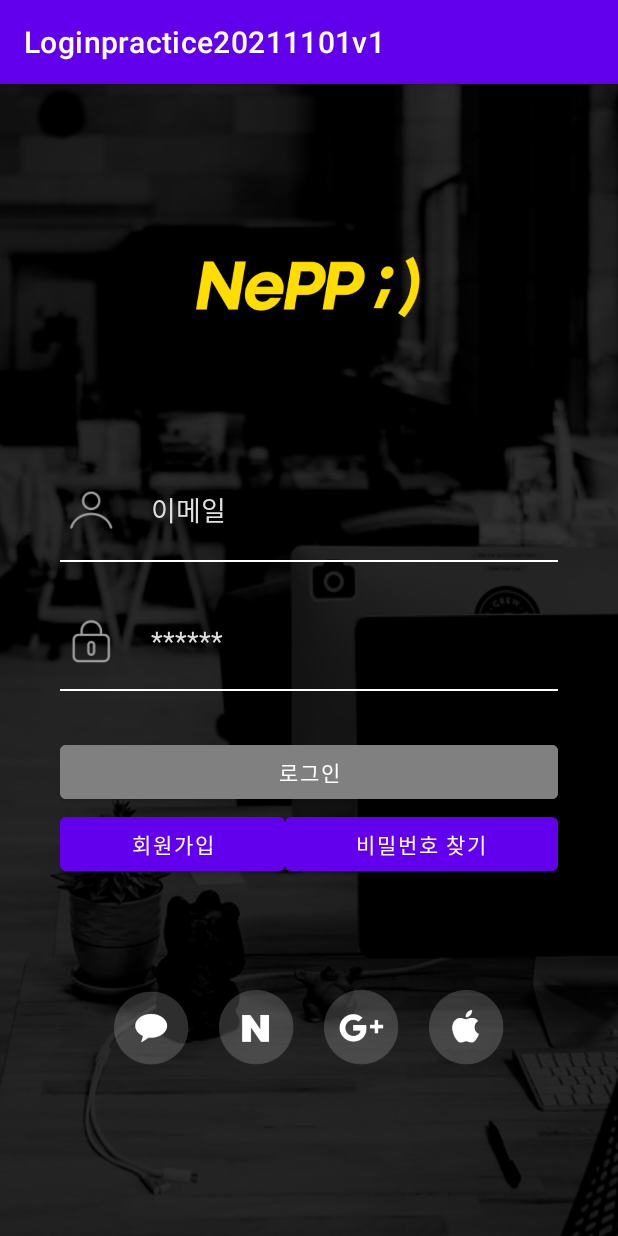
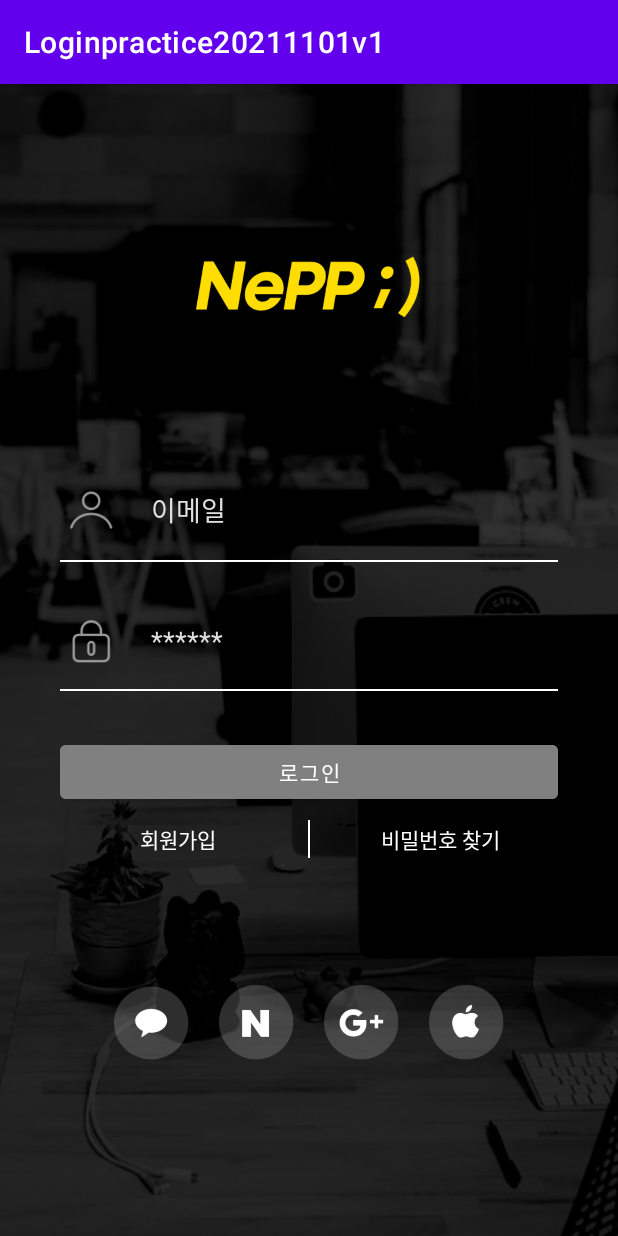
Before and after one commit to Ahhyun234/Loginpractice20211101v1, an Android app: the screen it shows after launch (MainActivity), on a phone screen of 412 x 824 dp. Run offline under Robolectric (Android 15) with nearby library versions, the phone set to English and light mode, and no system bars.

Commit message:
회원가입/비밀번호 찾기 버튼에서 텍스트로 변경 -Text view에서도 그래비티 사용가능

```diff
--- a/app/src/main/res/layout/activity_main.xml
+++ b/app/src/main/res/layout/activity_main.xml
@@ -115,19 +115,33 @@
                 android:layout_height="wrap_content"
                 android:orientation="horizontal"
                 >
-            <Button
-                android:layout_width="wrap_content"
+            <TextView
+                android:layout_width="0dp"
                 android:layout_height="wrap_content"
                 android:text="회원가입"
                 android:layout_weight="1"
                 android:textColor="@color/white"
+                android:gravity="center"
+                android:layout_margin="10dp"
+                android:backgroundTint="#00000000"
                 />
-            <Button
-                android:layout_width="wrap_content"
+
+            <TextView
+                android:layout_width="1dp"
+                android:layout_height="match_parent"
+                android:background="@color/white"
+                android:layout_margin="8dp"/>
+
+            <TextView
+                android:layout_width="0dp"
                 android:layout_height="wrap_content"
                 android:text="비밀번호 찾기"
                 android:layout_weight="1"
-                android:textColor="@color/white"/>
+                android:textColor="@color/white"
+                android:gravity="center"
+                android:layout_margin="10dp"
+                android:backgroundTint="#00000000"
+                />
 
 
         </LinearLayout>
```
